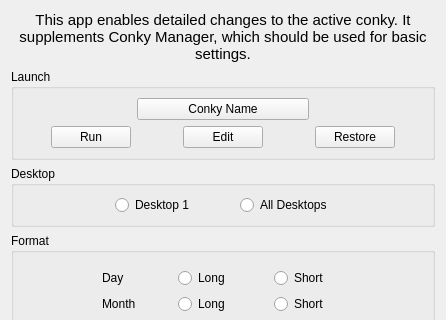
Old version of the form mainwindow.ui in the repository AdrianTM/mx-conky; both pictures show x 0 to 446 and y 0 to 320 of the 446 by 603 pixel window.
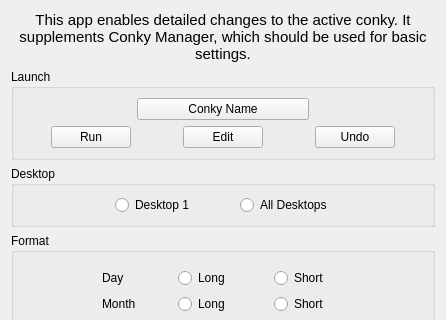
New version of the form. Icons and pictures are not drawn.

```diff
--- a/mainwindow.ui
+++ b/mainwindow.ui
@@ -104,7 +104,7 @@
       <item row="1" column="5">
        <widget class="QPushButton" name="buttonRestore">
         <property name="text">
-         <string>Restore</string>
+         <string>Undo</string>
         </property>
         <property name="icon">
          <iconset theme="reload"/>
```
Left out of the diff: 26 changed lines with no effect on the pictures.
